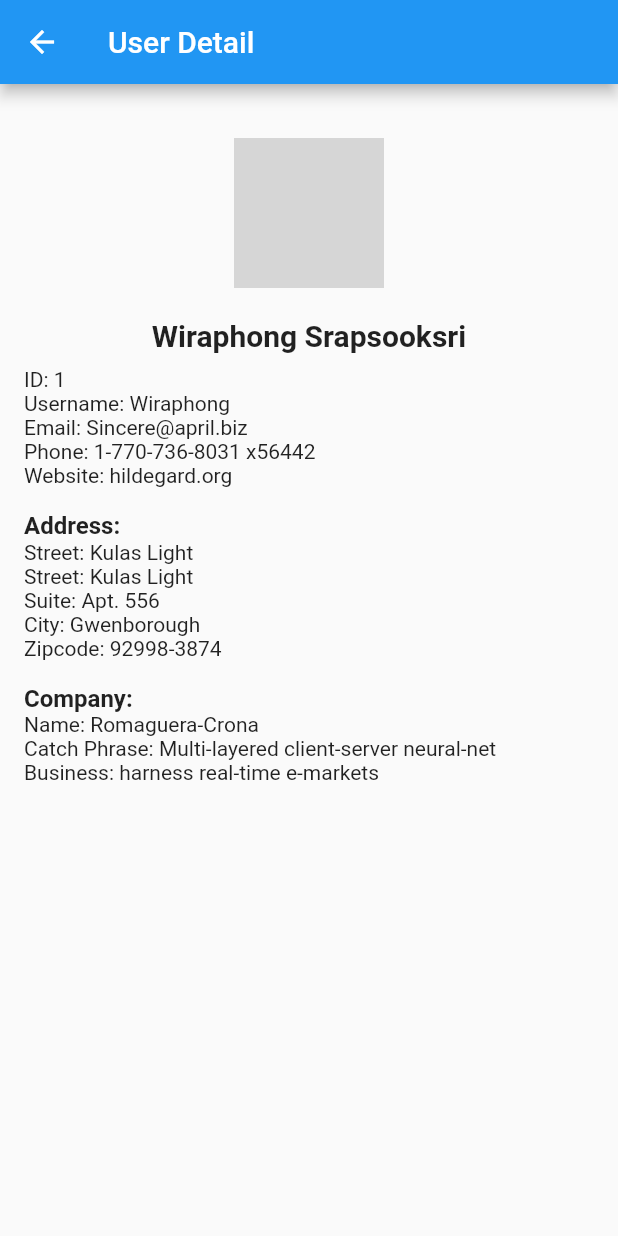
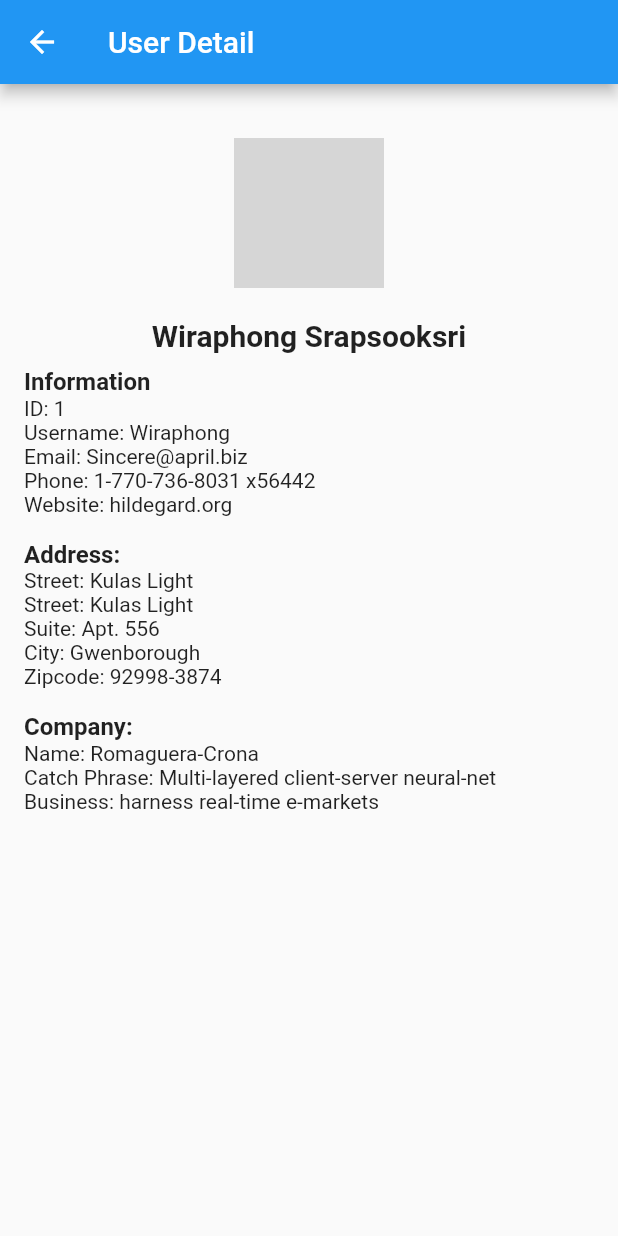
Before and after one commit to Wiraphong2003/Flutter_app2, a Flutter app: the screen it shows after launch, after a tap on "Wiraphong Srapsooksri", on a phone screen of 412 x 824 dp. Run offline on Flutter 3.47's test engine with Material 2 defaults, Android fonts, the phone set to English and light mode, and no system bars; network calls fail; grey boxes are pictures that could not be loaded.

Commit message:
add information

```diff
--- a/lib/main.dart
+++ b/lib/main.dart
@@ -204,6 +204,8 @@ class UserDetailPage extends StatelessWidget {
             SizedBox(
               height: 10,
             ),
+            Text("Information",
+                style: TextStyle(fontSize: 16, fontWeight: FontWeight.bold)),
             Text('ID: ${user.id}'),
             Text('Username: ${user.username}'),
             Text('Email: ${user.email}'),
```
